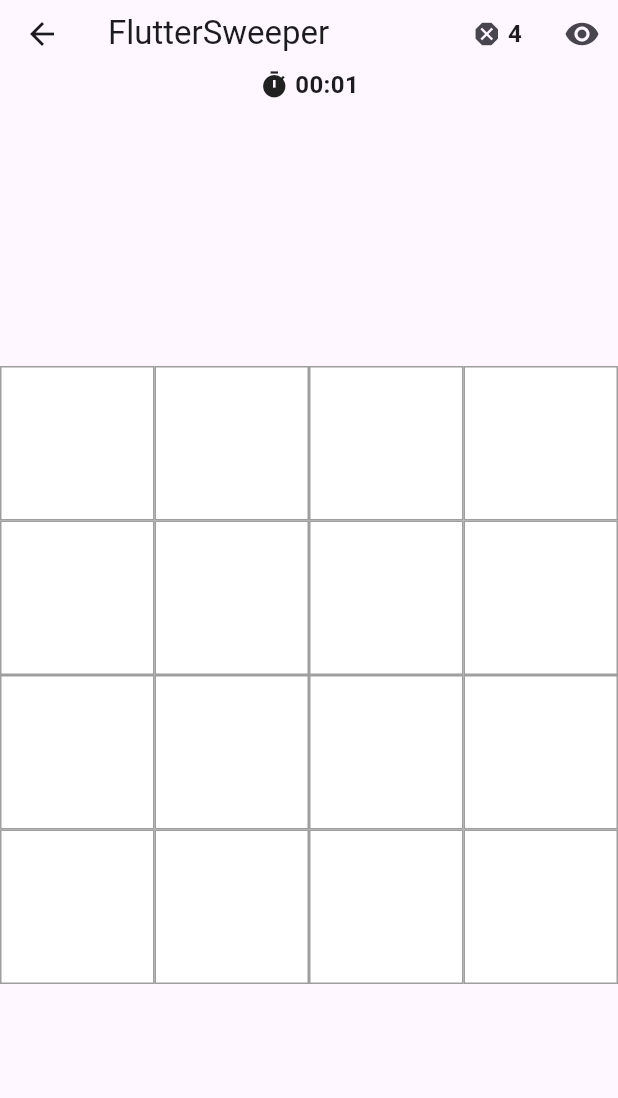
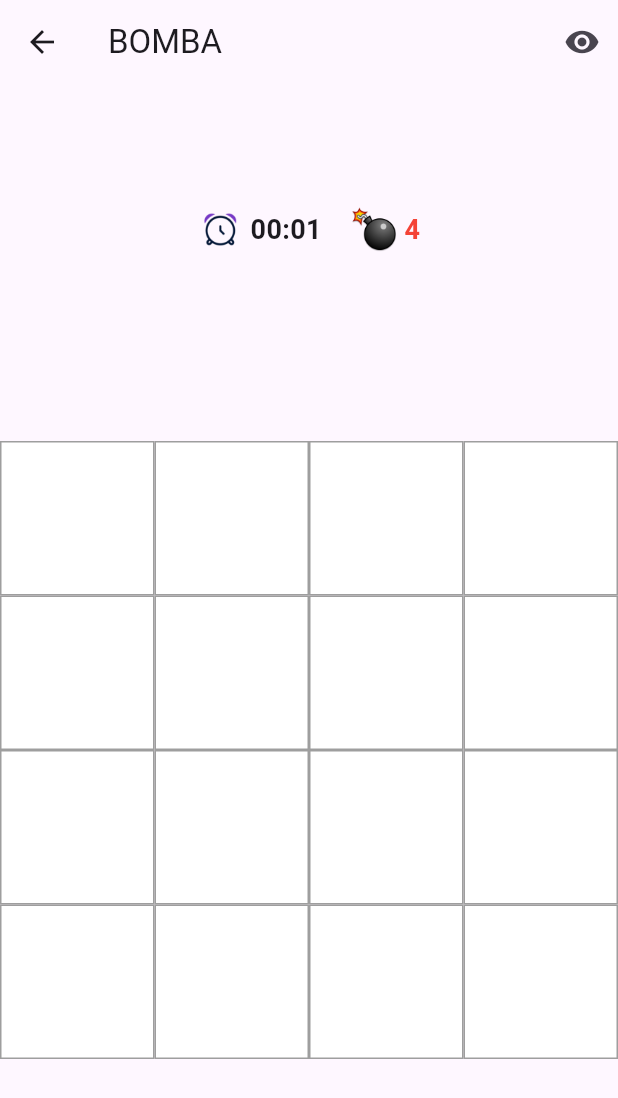
Before and after one commit to smarccc/DART_minesweeper, a Flutter app: the MinesweeperScreen screen opened directly, on a phone screen of 412 x 824 dp. Shown: the top 1098 px of the screen. Run offline on Flutter 3.47's test engine with Material 3 defaults, Android fonts, the phone set to English and light mode, and no system bars; our stand-ins replace assets_audio_player.

```diff
--- a/lib/main.dart
+++ b/lib/main.dart
@@ -50,39 +50,48 @@ class _LoadingScreenState extends State<LoadingScreen> {
   @override
  Widget build(BuildContext context) {
   return Scaffold(
+    backgroundColor: const Color.fromARGB(255, 231, 210, 14), // Set the background color of the scaffold
     appBar: AppBar(
-        title: Text('Minesweeper'),
+      title: Text('MINE KA NA'),
       centerTitle: true,
     ),
     body: Column(
       children: [
         Expanded(
           child: Center(
-              child: Text(
-                'Minesweeper',
-                style: TextStyle(fontSize: 24.0, fontWeight: FontWeight.bold),
+            child: Image.asset(
+              'assets/miner-removebg-preview.png', // Replace 'assets/minesweeper_logo.png' with the path to your image asset
+              width: 350, // Adjust the width of the image as needed
+              height: 350, // Adjust the height of the image as needed
             ),
           ),
         ),
         SizedBox(
-            height: 10.0, // Adjust the height of the progress bar
+          height: 20.0, // Adjust the height of the progress bar
           child: LinearProgressIndicator(
-              backgroundColor: Colors.grey[300],
-              valueColor: AlwaysStoppedAnimation<Color>(Colors.blue),
-              value: _progress,
+            backgroundColor: const Color.fromARGB(255, 231, 210, 14), // Set the background color of the progress bar
+            valueColor: AlwaysStoppedAnimation<Color>(const Color.fromRGBO(96, 107, 129, 1)), // Set the value color of the progress bar to black
+            value: _progress, // Set the value of the progress bar
           ),
         ),
         Padding(
           padding: const EdgeInsets.all(8.0),
           child: Text(
-              '${(_progress * 100).toStringAsFixed(0)}%',
-              style: TextStyle(fontSize: 18.0),
+            '${(_progress * 100).toStringAsFixed(0)}%', // Display the progress percentage
+            style: TextStyle(
+              color: Colors.red, // Set the text color to yellow
+              fontSize: 25.0,
+              fontWeight: FontWeight.bold,
+              fontStyle: FontStyle.italic,
+            ),
           ),
         ),
       ],
     ),
   );
 }
+
+
 }
 
 class MainMenuScreen extends StatelessWidget {
@@ -257,6 +266,8 @@ class _MinesweeperScreenState extends State<MinesweeperScreen> {
     startTime = DateTime.now();
     secondsElapsed = 0;
   }
+
+  //-------------------------------------------------------------------------win dialog
 
   void showGameOverDialog(String message) {
     showDialog(
@@ -467,54 +478,59 @@ class _MinesweeperScreenState extends State<MinesweeperScreen> {
   Widget build(BuildContext context) {
   return Scaffold(
     appBar: AppBar(
-        title: Text('FlutterSweeper'),
+      title: Text('BOMBA'),
       bottom: PreferredSize(
-          preferredSize: Size.fromHeight(20),
+        preferredSize: Size.fromHeight(120),
         child: Padding(
           padding: const EdgeInsets.only(bottom: 8.0),
           child: Row(
             mainAxisAlignment: MainAxisAlignment.center,
             children: <Widget>[
-                Icon(
-                  Icons.timer,
-                  size: 20.0,
+              Row(
+                children: [
+                  Image.asset(
+                    'assets/timer.png', // Replace with your timer icon asset path
+                    width: 30.0, // Adjust width as needed
+                    height: 30.0, // Adjust height as needed
                   ),
-                SizedBox(width: 4.0),
+                  SizedBox(width: 5.0),
                   Text(
                     getFormattedTime(secondsElapsed),
                     style: TextStyle(
-                    fontSize: 16.0,
+                      fontSize: 18.0,
                       fontWeight: FontWeight.bold,
                     ),
+                  ),
+                ],
+              ),
+              SizedBox(width: 20.0), // Adjust spacing between timer and dangerous icon
+              Row(
+                children: [
+                  Image.asset(
+                    'assets/bomb-icon-2.png', // Replace with your dangerous icon asset path
+                    width: 30.0, // Adjust width as needed
+                    height: 30.0, // Adjust height as needed
+                  ),
+                  SizedBox(width: 5.0),
+                  AnimatedSwitcher(
+                    duration: Duration(milliseconds: 500),
+                    child: Text(
+                      '$minesLeft',
+                      key: ValueKey<int>(minesLeft),
+                      style: TextStyle(
+                        color: Colors.red,
+                        fontSize: 18.0,
+                        fontWeight: FontWeight.bold,
+                      ),
+                    ),
+                  ),
+                ],
               ),
             ],
           ),
         ),
       ),
       actions: <Widget>[
-          Padding(
-            padding: const EdgeInsets.only(right: 16.0),
-            child: Row(
-              children: [
-                Icon(
-                  Icons.dangerous,
-                  size: 20.0,
-                ),
-                SizedBox(width: 4.0),
-                AnimatedSwitcher(
-                  duration: Duration(milliseconds: 500),
-                  child: Text(
-                    '$minesLeft',
-                    key: ValueKey<int>(minesLeft),
-                    style: TextStyle(
-                      fontSize: 16.0,
-                      fontWeight: FontWeight.bold,
-                    ),
-                  ),
-                ),
-              ],
-            ),
-          ),
         IconButton(
           icon: Icon(allRevealed ? Icons.visibility_off : Icons.visibility),
           onPressed: toggleRevealAll,
@@ -530,4 +546,5 @@ class _MinesweeperScreenState extends State<MinesweeperScreen> {
     ),
   );
 }
+
 }
```
Also changed, not shown: assets/miner-removebg-preview.png (added), assets/timer.png (added). Lines whose indentation alone changed are shown as unchanged.
